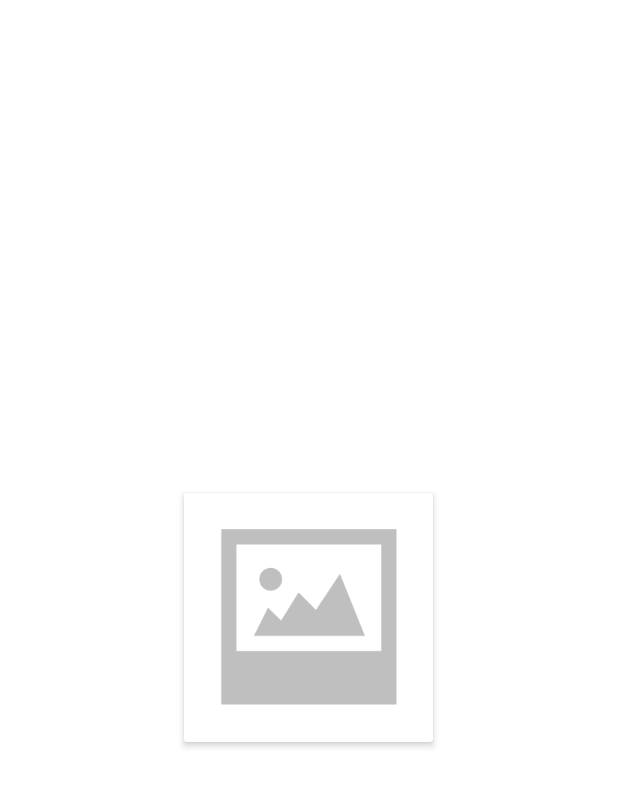
After one commit to magewr/dac_story, an Android app: the layout viewpager_item_detail_image.xml on its own in the app's theme, with its tools: preview values and no code run, on a phone screen of 412 x 824 dp. The commit adds this screen. Shown: the top 786 px of the screen. Run offline under Robolectric (Android 15) with nearby library versions, the phone set to English and light mode, and no system bars.

Commit message:
상세보기 페이지 썸네일 추가, 샘플데이터 시간순 정렬되도록 수정 등

```diff
--- a/app/src/main/java/com/example/wr/story/data/local/LocalRepository.java
+++ b/app/src/main/java/com/example/wr/story/data/local/LocalRepository.java
@@ -5,6 +5,9 @@ import com.example.wr.story.data.local.dto.StoryDTO;
 import java.lang.reflect.Array;
 import java.util.ArrayList;
 import java.util.Calendar;
+import java.util.Collection;
+import java.util.Collections;
+import java.util.Comparator;
 import java.util.Date;
 import java.util.List;
 
@@ -27,8 +30,9 @@ public class LocalRepository {
 
     public Observable<List<StoryDTO>> getStoryDTOList() {
         Observable<List<StoryDTO>> sampleStoryDTOListObservable = Observable.create(emitter -> {
+            Collections.sort(storyList, (o1, o2) -> o2.getDate().compareTo(o1.getDate()));
             emitter.onNext(storyList);
-            emitter.onComplete();
+//            emitter.onComplete();
         });
         return sampleStoryDTOListObservable;
     }
--- a/app/src/main/java/com/example/wr/story/di/component/ApplicationComponent.java
+++ b/app/src/main/java/com/example/wr/story/di/component/ApplicationComponent.java
@@ -1,4 +1,6 @@
 package com.example.wr.story.di.component;
+
+import android.support.v4.app.Fragment;
 
 import com.example.wr.story.data.DataRepository;
 import com.example.wr.story.di.module.ActivityModule;
@@ -18,6 +20,6 @@ import dagger.Component;
 @Component(modules = {ApplicationModule.class, ApiModule.class})
 public interface ApplicationComponent {
     void inject(BaseActivity baseActivity);
-
+    void inject(Fragment fragment);
     ActivityComponent activityComponent(ActivityModule activityModule);
 }
--- a/app/src/main/java/com/example/wr/story/ui/content/detail/DetailContract.java
+++ b/app/src/main/java/com/example/wr/story/ui/content/detail/DetailContract.java
@@ -2,6 +2,8 @@ package com.example.wr.story.ui.content.detail;
 
 import com.example.wr.story.data.local.dto.StoryDTO;
 import com.example.wr.story.ui.base.BaseView;
+import com.example.wr.story.ui.content.detail.adapter.ThumbnailViewPagerAdapter;
+import com.example.wr.story.ui.listener.PresenterResultListener;
 
 /**
  * Created by WR.
@@ -11,10 +13,11 @@ public interface DetailContract {
 
     interface View extends BaseView {
         void onGetStory(StoryDTO item);
+        ThumbnailViewPagerAdapter getThumbnailAdapter();
     }
 
     interface Presenter {
         void setStoryById(int storyId);
-        void onStoryItemModified(StoryDTO item);
+        void onStoryItemModified(StoryDTO item, PresenterResultListener listener);
     }
 }
--- a/app/src/main/java/com/example/wr/story/ui/content/main/MainPresenter.java
+++ b/app/src/main/java/com/example/wr/story/ui/content/main/MainPresenter.java
@@ -60,6 +60,7 @@ public class MainPresenter extends Presenter<MainContract.View> implements MainC
 
         @Override
         public void onNext(List<StoryDTO> storyDTOS) {
+            getView().getRecyclerViewAdapter().getData().clear();
             getView().getRecyclerViewAdapter().addData(storyItemUtil.createSectionFromStory(storyDTOS));
             getView().onRecyclerViewAdapterUpdated();
         }
--- a/app/src/main/java/com/example/wr/story/ui/content/main/listener/HidingScrollListener.java
+++ b/app/src/main/java/com/example/wr/story/ui/listener/HidingScrollListener.java
@@ -1,4 +1,4 @@
-package com.example.wr.story.ui.content.main.listener;
+package com.example.wr.story.ui.listener;
 
 import android.support.v7.widget.LinearLayoutManager;
 import android.support.v7.widget.RecyclerView;
--- /dev/null
+++ b/app/src/main/res/layout/viewpager_item_detail_image.xml
@@ -0,0 +1,29 @@
+<?xml version="1.0" encoding="utf-8"?>
+<RelativeLayout xmlns:android="http://schemas.android.com/apk/res/android"
+    xmlns:app="http://schemas.android.com/apk/res-auto"
+    android:layout_width="wrap_content"
+    android:layout_height="wrap_content"
+    android:layout_gravity="center"
+    android:gravity="center">
+
+    <android.support.v7.widget.CardView
+        android:layout_width="wrap_content"
+        android:layout_height="wrap_content"
+        android:layout_marginBottom="8dp"
+        android:layout_marginEnd="8dp"
+        android:layout_marginStart="8dp"
+        android:layout_marginTop="8dp"
+        app:cardElevation="3dp">
+
+        <ImageView
+            android:id="@+id/detail_image"
+            android:layout_width="wrap_content"
+            android:layout_height="wrap_content"
+            android:layout_marginBottom="8dp"
+            android:layout_marginEnd="8dp"
+            android:layout_marginStart="8dp"
+            android:layout_marginTop="8dp"
+            app:srcCompat="@drawable/empty_image" />
+    </android.support.v7.widget.CardView>
+
+</RelativeLayout>
--- a/app/src/main/res/values/strings.xml
+++ b/app/src/main/res/values/strings.xml
@@ -6,5 +6,6 @@
     <string name="main_fab_add_sample_data">샘플 데이터 추가</string>
     <string name="main_fab_add_new_story">새 스토리 추가</string>
 
-    <string name="detail_fab_edit">새 스토리 추가</string>
+    <string name="detail_toast_modify_success">수정되었습니다.</string>
+    <string name="detail_toast_modify_error">수정 실패</string>
 </resources>
```
Also changed, not shown: app/src/main/java/com/example/wr/story/interactor/base/SingleUseCase.java (added, +47 -0 lines), app/src/main/java/com/example/wr/story/ui/content/detail/DetailActivity.java (+28 -1 lines), app/src/main/java/com/example/wr/story/ui/content/detail/DetailPresenter.java (+4 -3 lines), app/src/main/java/com/example/wr/story/ui/content/detail/adapter/ThumbnailViewPagerAdapter.java (added, +35 -0 lines), app/src/main/java/com/example/wr/story/ui/content/detail/adapter/ViewPagerImageItemFragment.java (added, +57 -0 lines), app/src/main/java/com/example/wr/story/ui/content/main/MainActivity.java (+6 -2 lines), app/src/main/java/com/example/wr/story/ui/content/main/adapter/StorySectionAdapter.java (+7 -16 lines), app/src/main/java/com/example/wr/story/ui/listener/PresenterResultListener.java (added, +10 -0 lines), app/src/main/java/com/example/wr/story/ui/util/StoryItemUtil.java (+27 -4 lines), app/src/main/res/layout/activity_detail.xml (+8 -1 lines).
